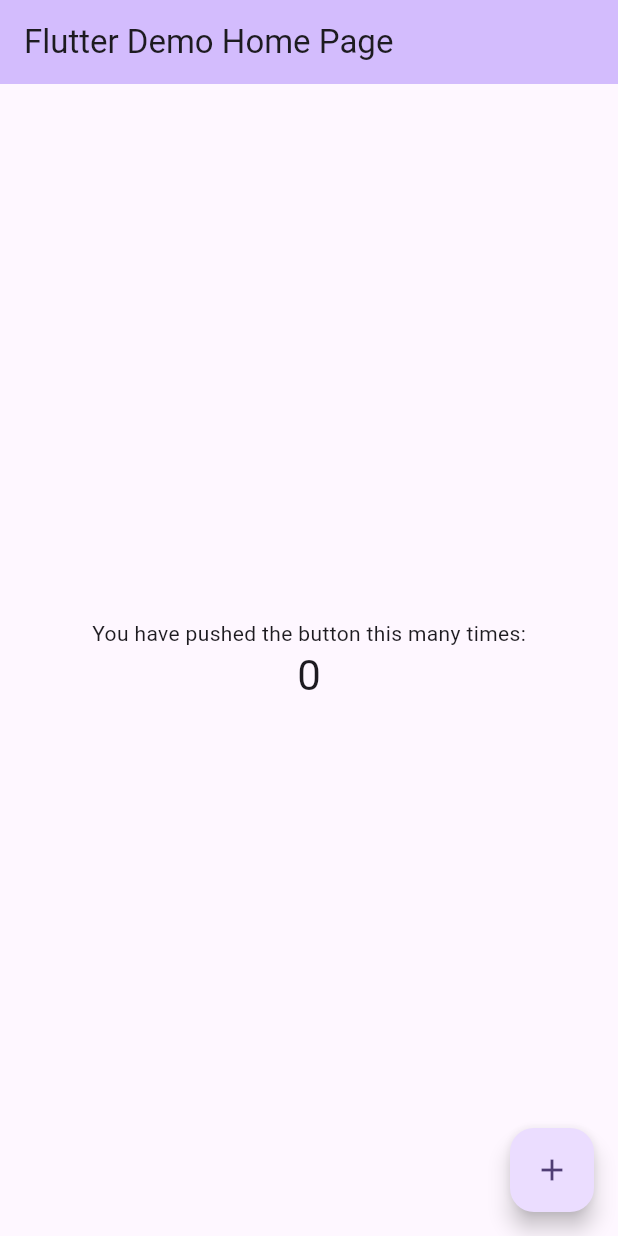
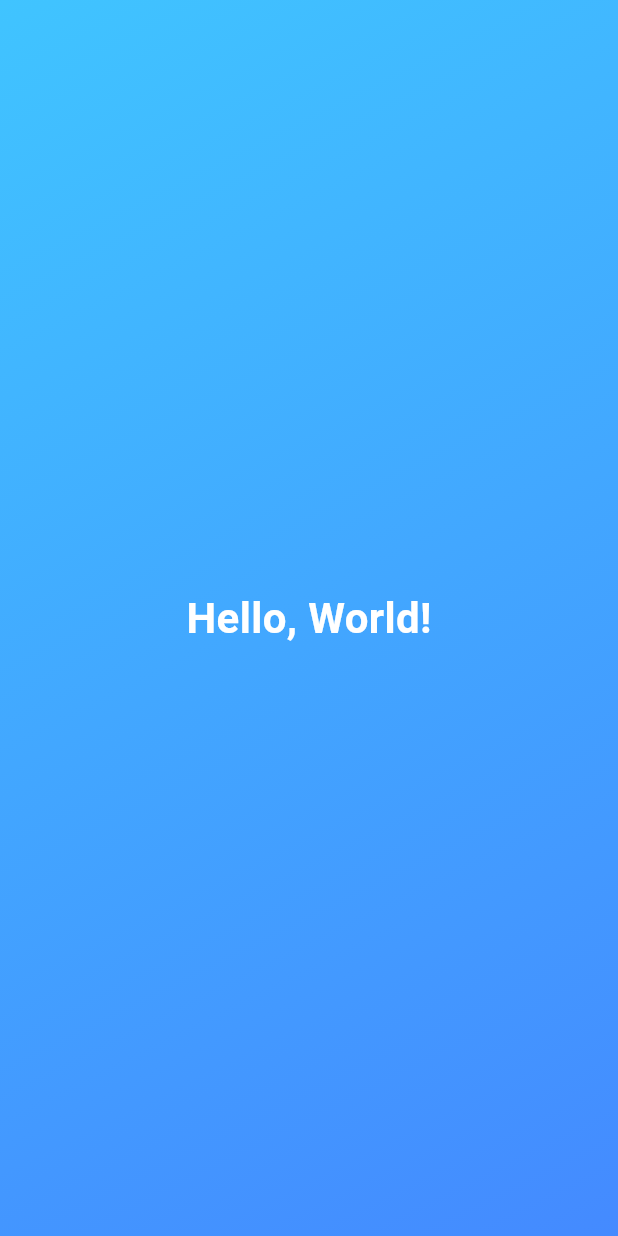
Before and after one commit to ThanakornBenjamin/first_app, a Flutter app: the screen it shows after launch, on a phone screen of 412 x 824 dp. Run offline on Flutter 3.47's test engine with Material 3 defaults, Android fonts, the phone set to English and light mode, and no system bars.

Commit message:
feat: setup main.dart

```diff
--- a/lib/main.dart
+++ b/lib/main.dart
@@ -1,122 +1,29 @@
 import 'package:flutter/material.dart';
 
 void main() {
-  runApp(const MyApp());
-}
-
-class MyApp extends StatelessWidget {
-  const MyApp({super.key});
-
-  // This widget is the root of your application.
-  @override
-  Widget build(BuildContext context) {
-    return MaterialApp(
-      title: 'Flutter Demo',
-      theme: ThemeData(
-        // This is the theme of your application.
-        //
-        // TRY THIS: Try running your application with "flutter run". You'll see
-        // the application has a purple toolbar. Then, without quitting the app,
-        // try changing the seedColor in the colorScheme below to Colors.green
-        // and then invoke "hot reload" (save your changes or press the "hot
-        // reload" button in a Flutter-supported IDE, or press "r" if you used
-        // the command line to start the app).
-        //
-        // Notice that the counter didn't reset back to zero; the application
-        // state is not lost during the reload. To reset the state, use hot
-        // restart instead.
-        //
-        // This works for code too, not just values: Most code changes can be
-        // tested with just a hot reload.
-        colorScheme: ColorScheme.fromSeed(seedColor: Colors.deepPurple),
-      ),
-      home: const MyHomePage(title: 'Flutter Demo Home Page'),
-    );
-  }
-}
-
-class MyHomePage extends StatefulWidget {
-  const MyHomePage({super.key, required this.title});
-
-  // This widget is the home page of your application. It is stateful, meaning
-  // that it has a State object (defined below) that contains fields that affect
-  // how it looks.
-
-  // This class is the configuration for the state. It holds the values (in this
-  // case the title) provided by the parent (in this case the App widget) and
-  // used by the build method of the State. Fields in a Widget subclass are
-  // always marked "final".
-
-  final String title;
-
-  @override
-  State<MyHomePage> createState() => _MyHomePageState();
-}
-
-class _MyHomePageState extends State<MyHomePage> {
-  int _counter = 0;
-
-  void _incrementCounter() {
-    setState(() {
-      // This call to setState tells the Flutter framework that something has
-      // changed in this State, which causes it to rerun the build method below
-      // so that the display can reflect the updated values. If we changed
-      // _counter without calling setState(), then the build method would not be
-      // called again, and so nothing would appear to happen.
-      _counter++;
-    });
-  }
-
-  @override
-  Widget build(BuildContext context) {
-    // This method is rerun every time setState is called, for instance as done
-    // by the _incrementCounter method above.
-    //
-    // The Flutter framework has been optimized to make rerunning build methods
-    // fast, so that you can just rebuild anything that needs updating rather
-    // than having to individually change instances of widgets.
-    return Scaffold(
-      appBar: AppBar(
-        // TRY THIS: Try changing the color here to a specific color (to
-        // Colors.amber, perhaps?) and trigger a hot reload to see the AppBar
-        // change color while the other colors stay the same.
-        backgroundColor: Theme.of(context).colorScheme.inversePrimary,
-        // Here we take the value from the MyHomePage object that was created by
-        // the App.build method, and use it to set our appbar title.
-        title: Text(widget.title),
-      ),
-      body: Center(
-        // Center is a layout widget. It takes a single child and positions it
-        // in the middle of the parent.
-        child: Column(
-          // Column is also a layout widget. It takes a list of children and
-          // arranges them vertically. By default, it sizes itself to fit its
-          // children horizontally, and tries to be as tall as its parent.
-          //
-          // Column has various properties to control how it sizes itself and
-          // how it positions its children. Here we use mainAxisAlignment to
-          // center the children vertically; the main axis here is the vertical
-          // axis because Columns are vertical (the cross axis would be
-          // horizontal).
-          //
-          // TRY THIS: Invoke "debug painting" (choose the "Toggle Debug Paint"
-          // action in the IDE, or press "p" in the console), to see the
-          // wireframe for each widget.
-          mainAxisAlignment: MainAxisAlignment.center,
-          children: <Widget>[
-            const Text('You have pushed the button this many times:'),
-            Text(
-              '$_counter',
-              style: Theme.of(context).textTheme.headlineMedium,
+  runApp(
+    MaterialApp(
+      home: Scaffold(
+        body: Container(
+          decoration: const BoxDecoration(
+            gradient: LinearGradient(
+              colors: [Colors.lightBlueAccent, Colors.blueAccent],
+              begin: Alignment.topLeft,
+              end: Alignment.bottomRight,
             ),
-          ],
+          ),
+          child: const Center(
+            child: Text(
+              'Hello, World!',
+              style: TextStyle(
+                color: Colors.white,
+                fontSize: 28,
+                fontWeight: FontWeight.bold,
+              ),
+            ),
+          ),
         ),
       ),
-      floatingActionButton: FloatingActionButton(
-        onPressed: _incrementCounter,
-        tooltip: 'Increment',
-        child: const Icon(Icons.add),
-      ), // This trailing comma makes auto-formatting nicer for build methods.
-    );
-  }
+    ),
+  );
 }
```
